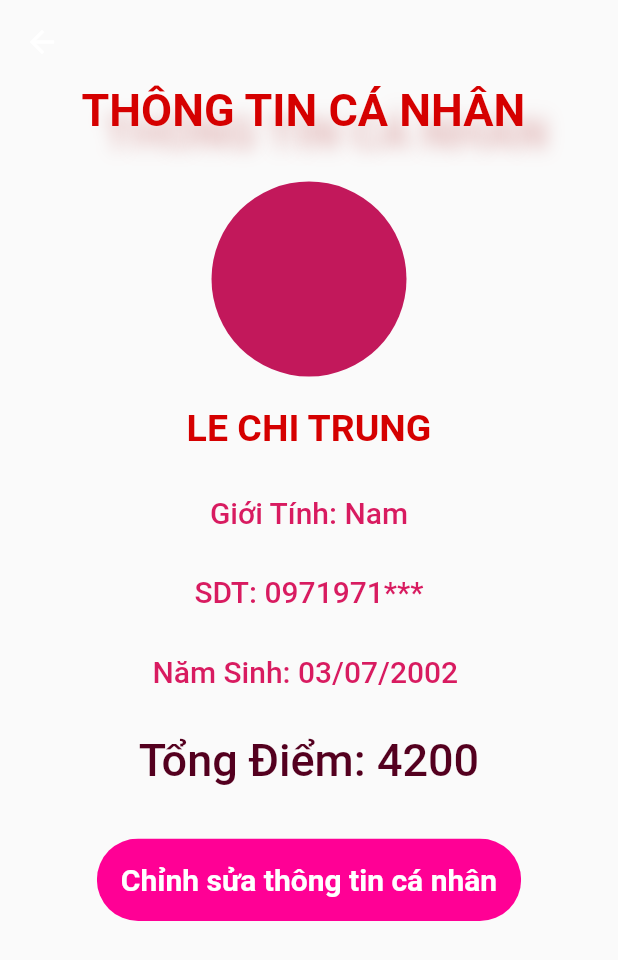
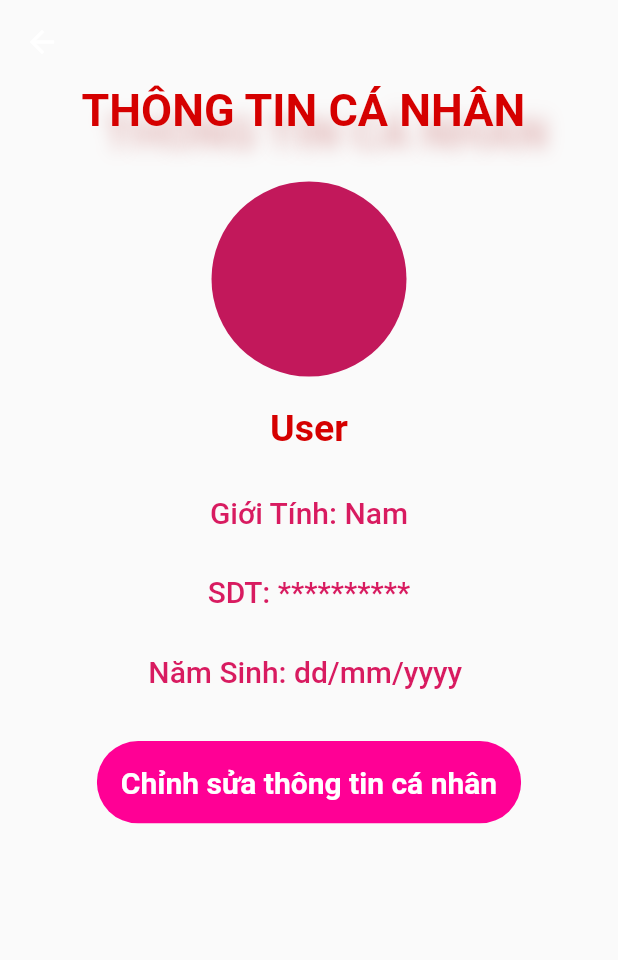
Before and after one commit to nguyenhoangvu-cdpm20d/flutter_appvutrungvinh_406394402, a Flutter app: the Person screen opened directly, on a phone screen of 412 x 824 dp. Shown: the top 960 px of the screen. Run offline on Flutter 3.47's test engine with Material 2 defaults, Android fonts, the phone set to English and light mode, and no system bars; our stand-ins replace convex_bottom_bar.

Commit message:
chỉnh sửa

```diff
--- a/lib/views/home.dart
+++ b/lib/views/home.dart
@@ -115,12 +115,10 @@ class _HomeState extends State<Home> {
                 //backgroundColor: Colors.pinkAccent,
                 child: CircleAvatar(
                   backgroundImage: AssetImage('images/123.JPG'),
-                 radius: 65.0,
+                  radius: 65.0,
                 ),
-                onTap: () {},
               ),
             ),
-
             Center(
               child: ListTile(
                 leading: const Icon(
--- a/lib/views/person.dart
+++ b/lib/views/person.dart
@@ -56,7 +56,7 @@ class _PersonState extends State<Person> {
             Container(
               padding: const EdgeInsets.all(15),
               child: Text(
-                'LE CHI TRUNG',
+                'User',
                 style: TextStyle(
                     color: Colors.redAccent.shade700,
                     fontWeight: FontWeight.bold,
@@ -77,7 +77,7 @@ class _PersonState extends State<Person> {
             Container(
               padding: const EdgeInsets.all(15),
               child: Text(
-                'SDT: 0971971***',
+                'SDT: **********',
                 style: TextStyle(
                   fontWeight: FontWeight.w500,
                   fontSize: 20,
@@ -88,7 +88,7 @@ class _PersonState extends State<Person> {
             Container(
               padding: const EdgeInsets.all(15),
               child: Text(
-                'Năm Sinh: 03/07/2002 ',
+                'Năm Sinh: dd/mm/yyyy ',
                 style: TextStyle(
                   fontWeight: FontWeight.w500,
                   fontSize: 20,
@@ -96,17 +96,17 @@ class _PersonState extends State<Person> {
                 ),
               ),
             ),
-            Container(
+            /*Container(
               padding: const EdgeInsets.all(15),
               child: Text(
-                'Tổng Điểm: 4200',
+                'Tổng Điểm: ---',
                 style: TextStyle(
                   fontWeight: FontWeight.w500,
-                  fontSize: 30,
+                  fontSize: 20,
                   color: Color.fromARGB(255, 84, 0, 31),
                 ),
               ),
-            ),
+            ),*/
             const SizedBox(
               height: 20,
             ),
```
Also changed, not shown: lib/views/editprofile.dart (+16 -7 lines), lib/views/signin.dart (+0 -11 lines).
